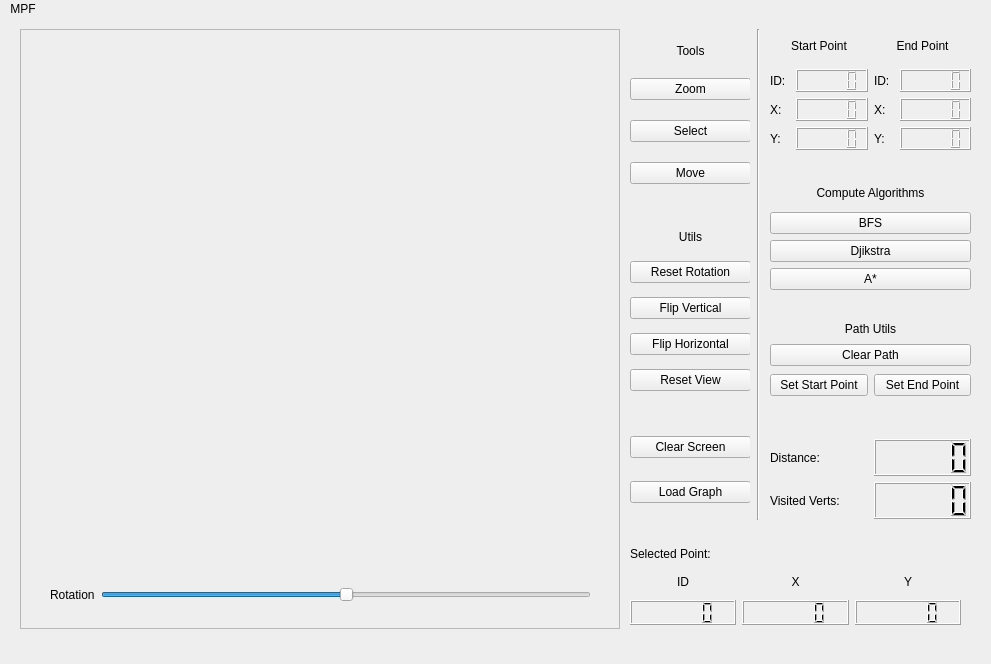
First picture: the form in mainwindow.ui, repository citrovin/map-path-finder-embedded-cpp, before the edit.
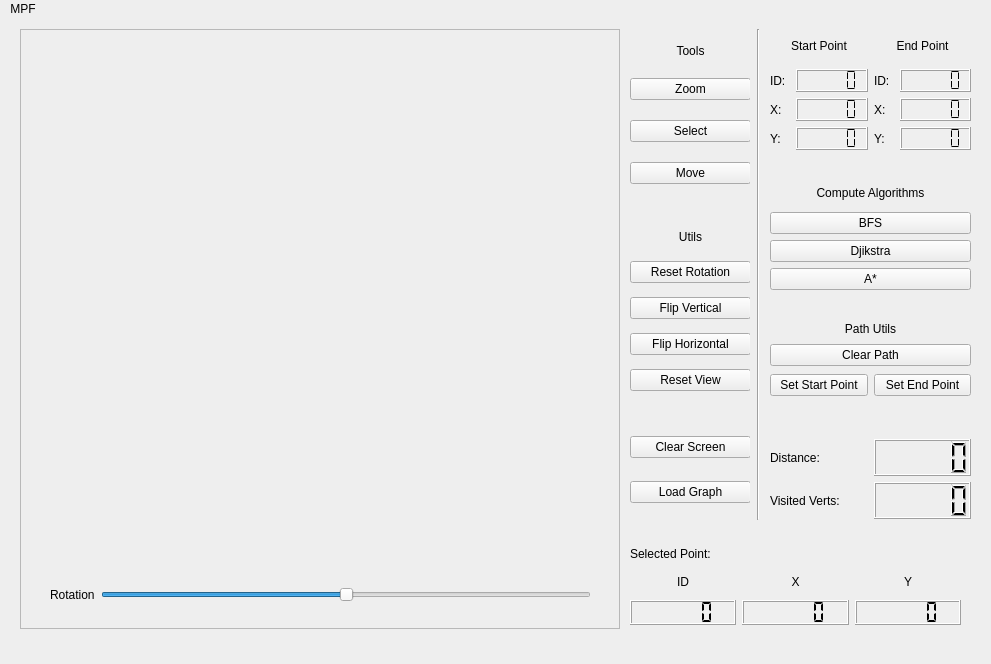
Second picture: the form after the edit.

Commit message: minor text styling fix

Diff of the .ui file:
```diff
--- a/mainwindow.ui
+++ b/mainwindow.ui
@@ -231,14 +231,22 @@
        <item row="3" column="1">
         <widget class="QLCDNumber" name="lcd_start_y">
          <property name="styleSheet">
-          <string notr="true">background-color: rgb(239, 239, 239);</string>
+          <string notr="true">background-color: rgb(239, 239, 239);
+color: rgb(0, 0, 0);</string>
+         </property>
+         <property name="segmentStyle">
+          <enum>QLCDNumber::Flat</enum>
          </property>
         </widget>
        </item>
        <item row="2" column="1">
         <widget class="QLCDNumber" name="lcd_start_x">
          <property name="styleSheet">
-          <string notr="true">background-color: rgb(239, 239, 239);</string>
+          <string notr="true">background-color: rgb(239, 239, 239);
+color: rgb(0, 0, 0);</string>
+         </property>
+         <property name="segmentStyle">
+          <enum>QLCDNumber::Flat</enum>
          </property>
         </widget>
        </item>
@@ -279,34 +287,47 @@
        <item row="2" column="3">
         <widget class="QLCDNumber" name="lcd_end_x">
          <property name="styleSheet">
-          <string notr="true">background-color: rgb(239, 239, 239);</string>
+          <string notr="true">background-color: rgb(239, 239, 239);
+color: rgb(0, 0, 0);</string>
+         </property>
+         <property name="segmentStyle">
+          <enum>QLCDNumber::Flat</enum>
          </property>
         </widget>
        </item>
        <item row="0" column="3">
         <widget class="QLCDNumber" name="lcd_end_id">
          <property name="styleSheet">
-          <string notr="true">background-color: rgb(239, 239, 239);</string>
+          <string notr="true">background-color: rgb(239, 239, 239);
+color: rgb(0, 0, 0);</string>
+         </property>
+         <property name="segmentStyle">
+          <enum>QLCDNumber::Flat</enum>
          </property>
         </widget>
        </item>
        <item row="3" column="3">
         <widget class="QLCDNumber" name="lcd_end_y">
          <property name="styleSheet">
-          <string notr="true">background-color: rgb(239, 239, 239);</string>
+          <string notr="true">background-color: rgb(239, 239, 239);
+color: rgb(0, 0, 0);</string>
+         </property>
+         <property name="segmentStyle">
+          <enum>QLCDNumber::Flat</enum>
          </property>
         </widget>
        </item>
        <item row="0" column="1">
         <widget class="QLCDNumber" name="lcd_start_id">
          <property name="styleSheet">
-          <string notr="true">background-color: rgb(239, 239, 239);</string>
+          <string notr="true">background-color: rgb(239, 239, 239);
+color: rgb(0, 0, 0);</string>
          </property>
          <property name="lineWidth">
           <number>1</number>
          </property>
          <property name="segmentStyle">
-          <enum>QLCDNumber::Filled</enum>
+          <enum>QLCDNumber::Flat</enum>
          </property>
         </widget>
        </item>
@@ -504,6 +525,9 @@
           <string notr="true">background-color: rgb(239, 239, 239);
 color: rgb(0, 0, 0);</string>
          </property>
+         <property name="segmentStyle">
+          <enum>QLCDNumber::Flat</enum>
+         </property>
         </widget>
        </item>
        <item>
@@ -512,6 +536,9 @@
           <string notr="true">color: rgb(0, 0, 0);
 background-color: rgb(239, 239, 239);</string>
          </property>
+         <property name="segmentStyle">
+          <enum>QLCDNumber::Flat</enum>
+         </property>
         </widget>
        </item>
        <item>
@@ -520,6 +547,9 @@
           <string notr="true">color: rgb(0, 0, 0);
 background-color: rgb(239, 239, 239);</string>
          </property>
+         <property name="segmentStyle">
+          <enum>QLCDNumber::Flat</enum>
+         </property>
         </widget>
        </item>
       </layout>
```
